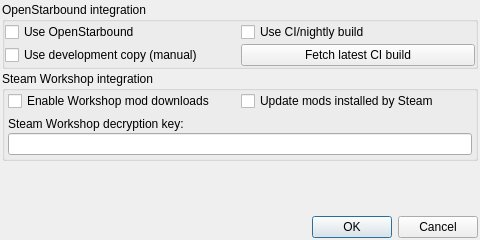
First picture: the form in multibound2/settingswindow.ui, repository zetaPRIME/MultiBound2, before the edit.
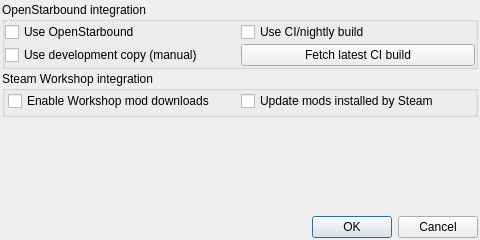
Second picture: the form after the edit.

Commit message: remove decryption key related code and UI

Diff of the .ui file:
```diff
--- a/multibound2/settingswindow.ui
+++ b/multibound2/settingswindow.ui
@@ -109,29 +109,6 @@
         <property name="spacing">
          <number>2</number>
         </property>
-        <item row="2" column="0">
-         <widget class="QLabel" name="label">
-          <property name="text">
-           <string>Steam Workshop decryption key:</string>
-          </property>
-         </widget>
-        </item>
-        <item row="1" column="0">
-         <spacer name="verticalSpacer_2">
-          <property name="orientation">
-           <enum>Qt::Orientation::Vertical</enum>
-          </property>
-          <property name="sizeType">
-           <enum>QSizePolicy::Policy::Fixed</enum>
-          </property>
-          <property name="sizeHint" stdset="0">
-           <size>
-            <width>4</width>
-            <height>4</height>
-           </size>
-          </property>
-         </spacer>
-        </item>
         <item row="0" column="1">
          <widget class="QCheckBox" name="steamcmdUpdateSteamMods">
           <property name="text">
@@ -146,19 +123,6 @@
           </property>
          </widget>
         </item>
-        <item row="4" column="0" colspan="2">
-         <widget class="QLineEdit" name="workshopDecryptionKey">
-          <property name="toolTip">
-           <string>&lt;html&gt;&lt;head/&gt;&lt;body&gt;&lt;p&gt;The decryption key required for MultiBound to download and update Steam Workshop mods.&lt;/p&gt;&lt;p&gt;This is obtained from your Steam installation on startup; if for whatever reason no valid key could be found automatically, it may be entered manually.&lt;/p&gt;&lt;/body&gt;&lt;/html&gt;</string>
-          </property>
-          <property name="inputMask">
-           <string>&lt;hhhhhhhhhhhhhhhhhhhhhhhhhhhhhhhhhhhhhhhhhhhhhhhhhhhhhhhhhhhhhhhh</string>
-          </property>
-          <property name="maxLength">
-           <number>64</number>
-          </property>
-         </widget>
-        </item>
        </layout>
       </item>
      </layout>
```
The commit also changes 5 other files.
